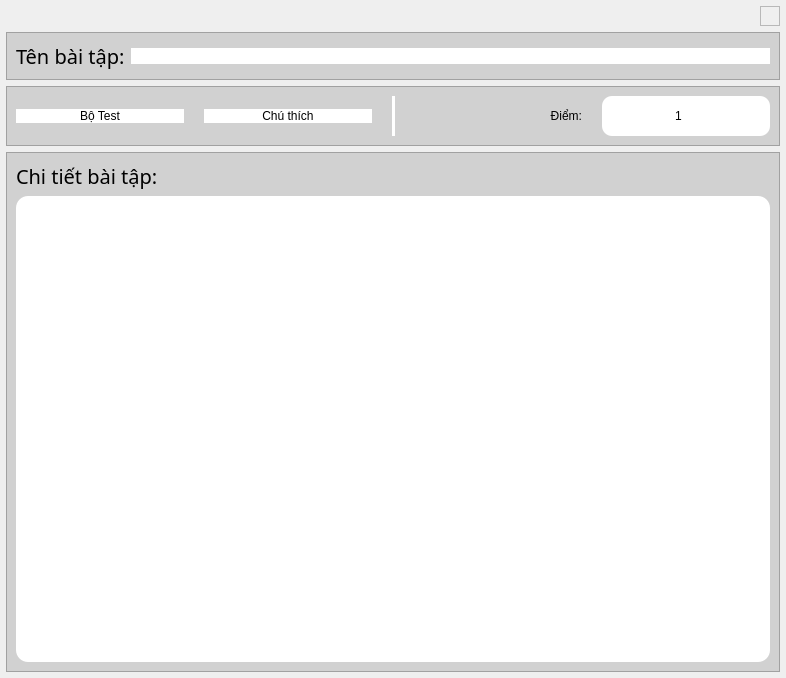
First picture: the form in UI_Files/edit_frame.ui, repository hoangm960/Astraea, before the edit.
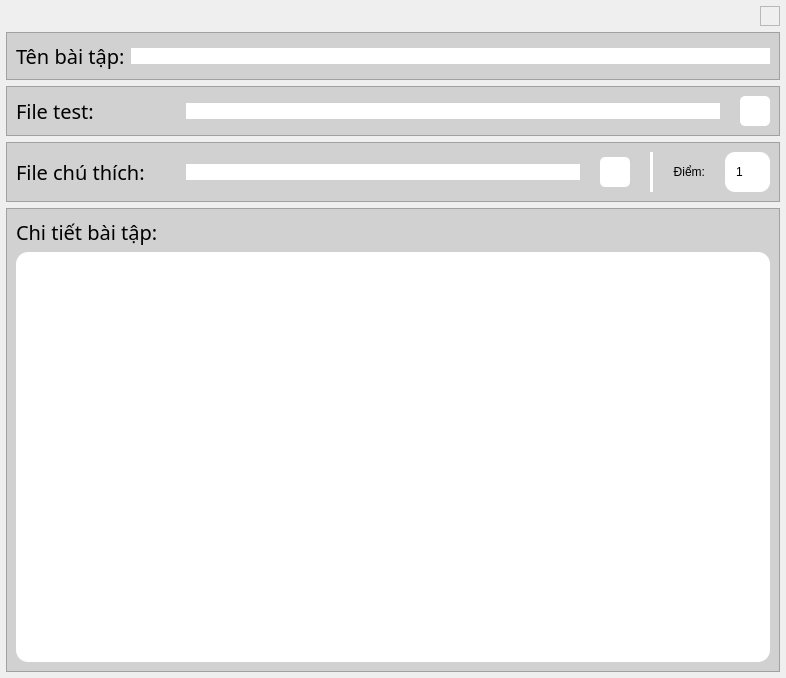
Second picture: the form after the edit. Icons and pictures are not drawn.

Patch:
```diff
--- a/UI_Files/edit_frame.ui
+++ b/UI_Files/edit_frame.ui
@@ -235,39 +235,238 @@
        <number>20</number>
       </property>
       <item>
-       <widget class="QPushButton" name="pushButton_2">
+       <widget class="QLabel" name="title_label_2">
+        <property name="minimumSize">
+         <size>
+          <width>150</width>
+          <height>0</height>
+         </size>
+        </property>
+        <property name="font">
+         <font>
+          <family>iCiel Effra</family>
+          <pointsize>15</pointsize>
+          <weight>50</weight>
+          <italic>false</italic>
+          <bold>false</bold>
+         </font>
+        </property>
+        <property name="text">
+         <string>File test:</string>
+        </property>
+       </widget>
+      </item>
+      <item>
+       <widget class="QLineEdit" name="test_file_entry">
         <property name="styleSheet">
+         <string notr="true">background-color: rgb(255, 255, 255);
+border-radius: 12px;</string>
+        </property>
+        <property name="alignment">
+         <set>Qt::AlignCenter</set>
+        </property>
+       </widget>
+      </item>
+      <item>
+       <widget class="QPushButton" name="test_file_btn">
+        <property name="minimumSize">
+         <size>
+          <width>30</width>
+          <height>30</height>
+         </size>
+        </property>
+        <property name="maximumSize">
+         <size>
+          <width>30</width>
+          <height>30</height>
+         </size>
+        </property>
+        <property name="font">
+         <font>
+          <family>iCiel Effra</family>
+          <pointsize>15</pointsize>
+          <weight>50</weight>
+          <italic>false</italic>
+          <bold>false</bold>
+         </font>
+        </property>
+        <property name="styleSheet">
          <string notr="true">QPushButton {
 	background-color: rgb(255, 255, 255);
-	border-radius: 12px;
+	border-radius: 5px;
 }
+
 QPushButton:hover {
 	background-color: rgba(255,255,255,150);
 }</string>
         </property>
         <property name="text">
-         <string>Bộ Test</string>
+         <string/>
         </property>
+        <property name="icon">
+         <iconset resource="Resources.qrc">
+          <normaloff>:/images/icons/folder_open.png</normaloff>:/images/icons/folder_open.png</iconset>
+        </property>
+        <property name="checkable">
+         <bool>false</bool>
+        </property>
+        <property name="checked">
+         <bool>false</bool>
+        </property>
+        <property name="flat">
+         <bool>false</bool>
+        </property>
        </widget>
       </item>
+     </layout>
+    </widget>
+   </item>
+   <item>
+    <widget class="QFrame" name="info_frame">
+     <property name="styleSheet">
+      <string notr="true">QFrame {
+	background-color: rgb(209, 209, 209);
+}
+
+QSpinBox {
+	border-radius: 10px;
+	color: rgb(0, 0, 0);
+	background-color: rgb(255, 255, 255);
+}
+QSpinBox::up-button {
+	background-color: rgb(255, 255, 255);
+	border-radius: 5px;
+}
+
+QSpinBox::up-button:hover {
+	background-color: rgb(223, 223, 223);
+}
+
+QSpinBox::up-button:pressed {
+	background-color: rgb(207, 207, 207);
+}
+
+QSpinBox::down-button {
+	background-color: rgb(255, 255, 255);
+	border-radius: 5px;
+}
+
+QSpinBox::down-button:hover {
+	background-color: rgb(223, 223, 223);
+}
+
+QSpinBox::down-button:pressed {
+	background-color: rgb(207, 207, 207);
+}
+
+QSpinBox::up-arrow {
+	image: url(:/images/icons/plus.png);
+    width: 10px;
+    height: 20px;
+}
+
+QSpinBox::down-arrow {
+	image: url(:/images/icons/minus.png);
+    width: 10px;
+    height: 20px;
+}</string>
+     </property>
+     <property name="frameShape">
+      <enum>QFrame::StyledPanel</enum>
+     </property>
+     <property name="frameShadow">
+      <enum>QFrame::Raised</enum>
+     </property>
+     <layout class="QHBoxLayout" name="horizontalLayout_6">
+      <property name="spacing">
+       <number>20</number>
+      </property>
       <item>
-       <widget class="QPushButton" name="pushButton">
+       <widget class="QLabel" name="title_label_4">
+        <property name="minimumSize">
+         <size>
+          <width>150</width>
+          <height>0</height>
+         </size>
+        </property>
+        <property name="font">
+         <font>
+          <family>iCiel Effra</family>
+          <pointsize>15</pointsize>
+          <weight>50</weight>
+          <italic>false</italic>
+          <bold>false</bold>
+         </font>
+        </property>
+        <property name="text">
+         <string>File chú thích:</string>
+        </property>
+       </widget>
+      </item>
+      <item>
+       <widget class="QLineEdit" name="info_file_entry">
         <property name="styleSheet">
+         <string notr="true">background-color: rgb(255, 255, 255);
+border-radius: 12px;</string>
+        </property>
+        <property name="alignment">
+         <set>Qt::AlignCenter</set>
+        </property>
+       </widget>
+      </item>
+      <item>
+       <widget class="QPushButton" name="info_file_btn">
+        <property name="minimumSize">
+         <size>
+          <width>30</width>
+          <height>30</height>
+         </size>
+        </property>
+        <property name="maximumSize">
+         <size>
+          <width>30</width>
+          <height>30</height>
+         </size>
+        </property>
+        <property name="font">
+         <font>
+          <family>iCiel Effra</family>
+          <pointsize>15</pointsize>
+          <weight>50</weight>
+          <italic>false</italic>
+          <bold>false</bold>
+         </font>
+        </property>
+        <property name="styleSheet">
          <string notr="true">QPushButton {
 	background-color: rgb(255, 255, 255);
-	border-radius: 12px;
+	border-radius: 5px;
 }
+
 QPushButton:hover {
 	background-color: rgba(255,255,255,150);
 }</string>
         </property>
         <property name="text">
-         <string>Chú thích</string>
+         <string/>
         </property>
+        <property name="icon">
+         <iconset resource="Resources.qrc">
+          <normaloff>:/images/icons/folder_open.png</normaloff>:/images/icons/folder_open.png</iconset>
+        </property>
+        <property name="checkable">
+         <bool>false</bool>
+        </property>
+        <property name="checked">
+         <bool>false</bool>
+        </property>
+        <property name="flat">
+         <bool>false</bool>
+        </property>
        </widget>
       </item>
       <item>
-       <widget class="Line" name="line">
+       <widget class="Line" name="line_4">
         <property name="styleSheet">
          <string notr="true">border: 2px solid rgb(255,255,255);
 </string>
@@ -277,8 +476,8 @@
         </property>
        </widget>
       </item>
-      <item alignment="Qt::AlignRight">
-       <widget class="QLabel" name="label">
+      <item>
+       <widget class="QLabel" name="label_4">
         <property name="text">
          <string>Điểm:</string>
         </property>
```
Left out of the diff: 39 changed lines with no effect on the pictures.
